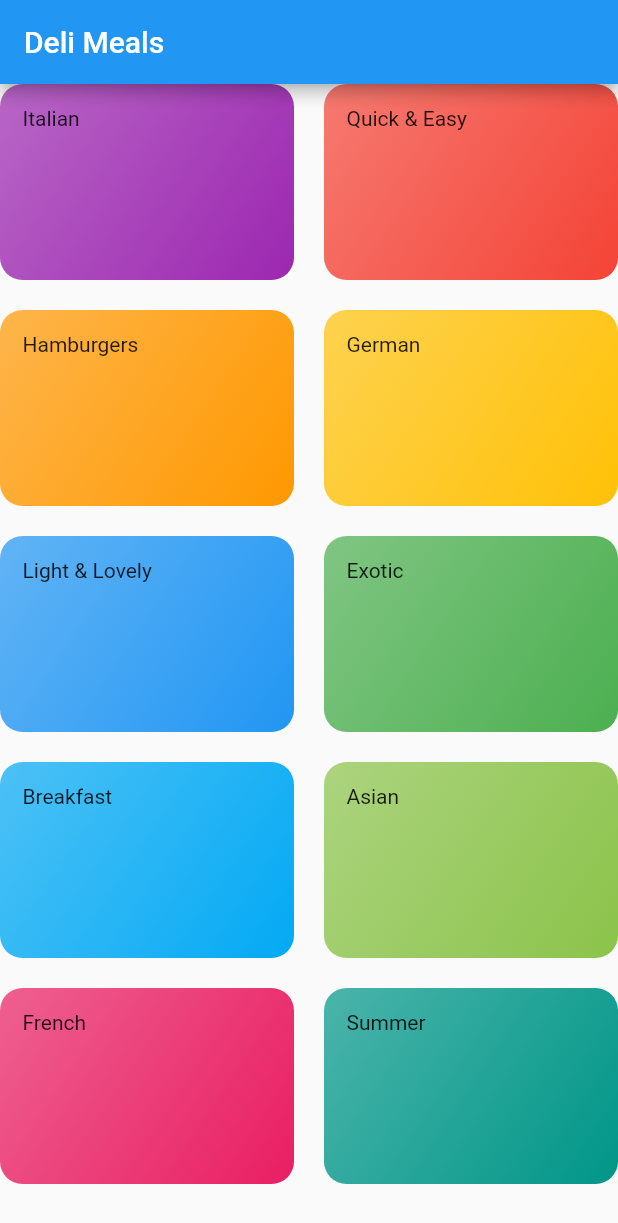
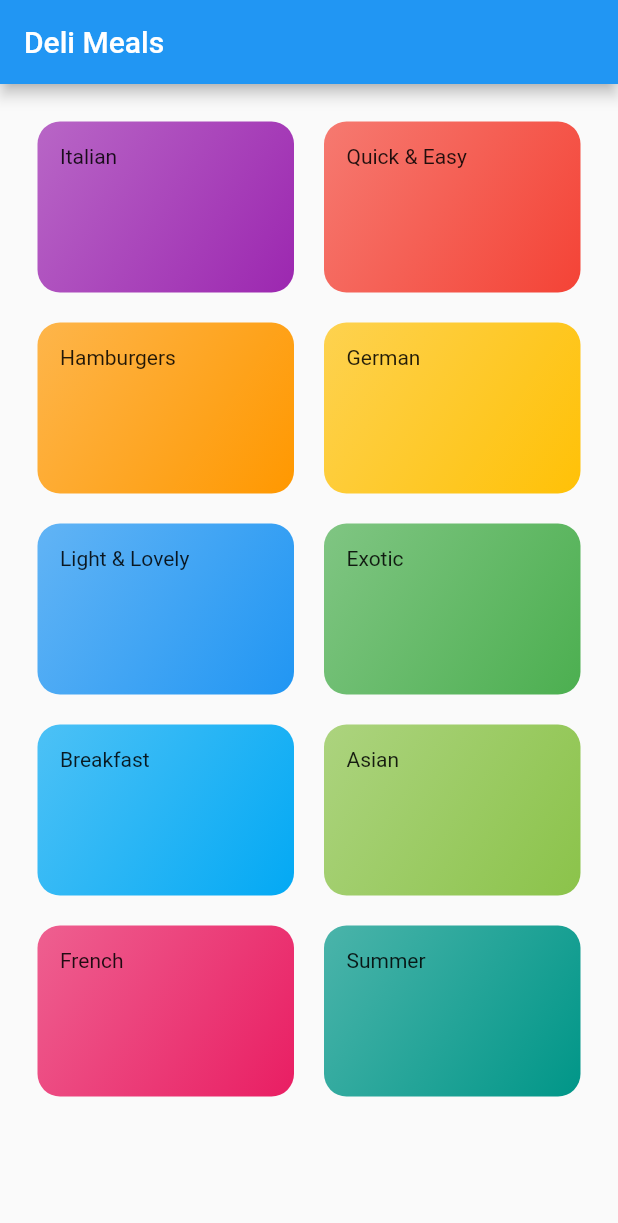
Before and after one commit to jmayora/delimeals, a Flutter app: the screen it shows after launch, on a phone screen of 412 x 824 dp. Shown: the top 1223 px of the screen. Run offline on Flutter 3.47's test engine with Material 2 defaults, Android fonts, the phone set to English and light mode, and no system bars.

```diff
--- a/lib/categories_screen.dart
+++ b/lib/categories_screen.dart
@@ -10,6 +10,7 @@ class CategoriesScreen extends StatelessWidget {
         title: const Text('Deli Meals'),
       ),
       body: GridView(
+        padding: EdgeInsets.all(25),
         children: DUMMY_CATEGORIES
             .map(
               (catData) => CategoryItem(
```
Also changed, not shown: pubspec.yaml (+17 -6 lines), assets/fonts/Raleway-Black.ttf (added), assets/fonts/Raleway-Bold.ttf (added), assets/fonts/Raleway-Regular.ttf (added), assets/fonts/RobotoCondensed-Bold.ttf (added), assets/fonts/RobotoCondensed-Italic.ttf (added), assets/fonts/RobotoCondensed-Light.ttf (added), assets/fonts/RobotoCondensed-Regular.ttf (added).
